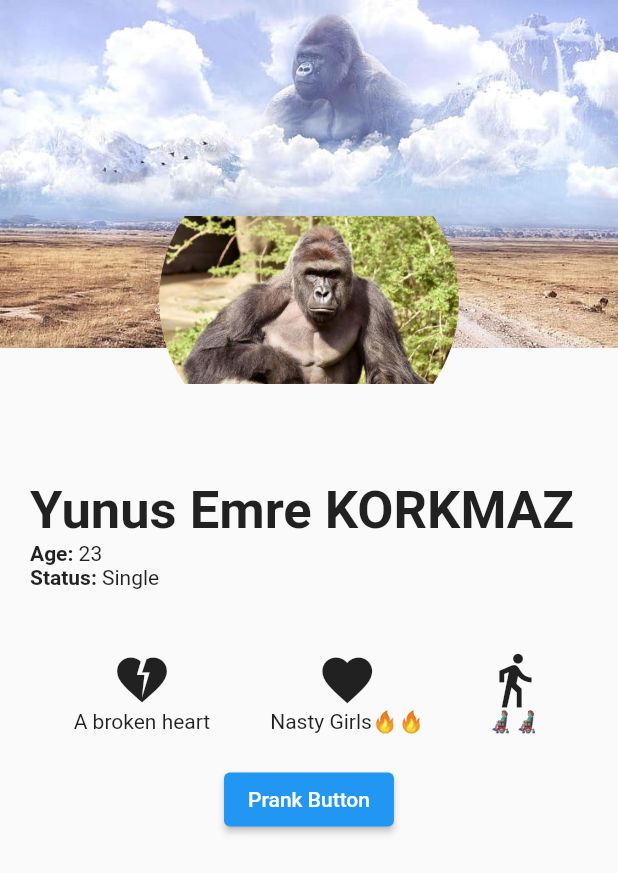
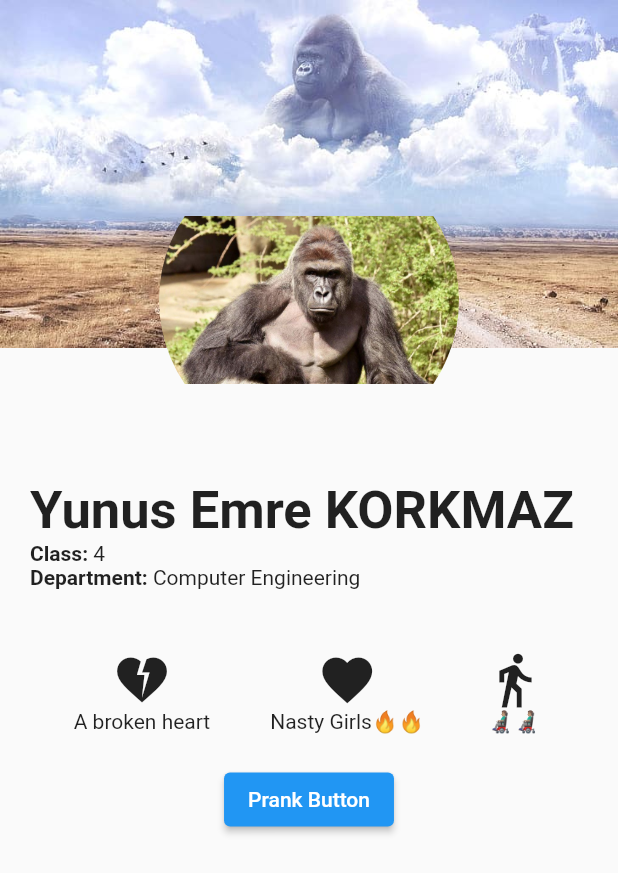
Before and after one commit to dolphinium/profile-screen-app, a Flutter app: the screen it shows after launch, on a phone screen of 412 x 824 dp. Shown: the top 873 px of the screen. Run offline on Flutter 3.47's test engine with Material 2 defaults, Android fonts, the phone set to English and light mode, and no system bars.

Commit message:
Class and department info added.

```diff
--- a/lib/profile_screen.dart
+++ b/lib/profile_screen.dart
@@ -11,6 +11,8 @@ class _ProfileScreenState extends State<ProfileScreen> {
   String profileImage = 'assets/images/profile_photo.jpg';
   String name = 'Yunus Emre KORKMAZ';
   String age = '23';
+  String classInfo = "4";
+  String department = "Computer Engineering";
 
   IconData brokenHeartIcon = Icons.heart_broken;
   String brokenHeartText = 'A broken heart';
@@ -66,8 +68,8 @@ class _ProfileScreenState extends State<ProfileScreen> {
             name,
             style: TextStyle(fontSize: 35, fontWeight: FontWeight.w600),
           ),
-          _buildDetailsRow('Age', '23'),
-          _buildDetailsRow('Status', statusText)
+          _buildDetailsRow('Class', classInfo),
+          _buildDetailsRow('Department', department)
         ],
       ),
     );
```
